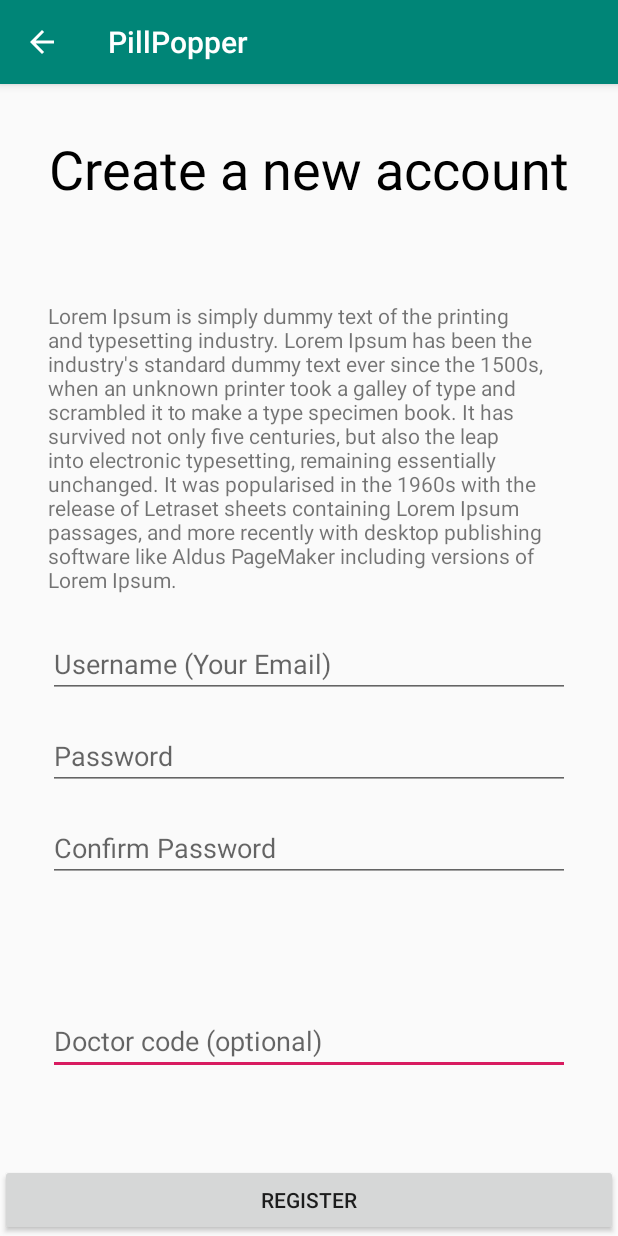
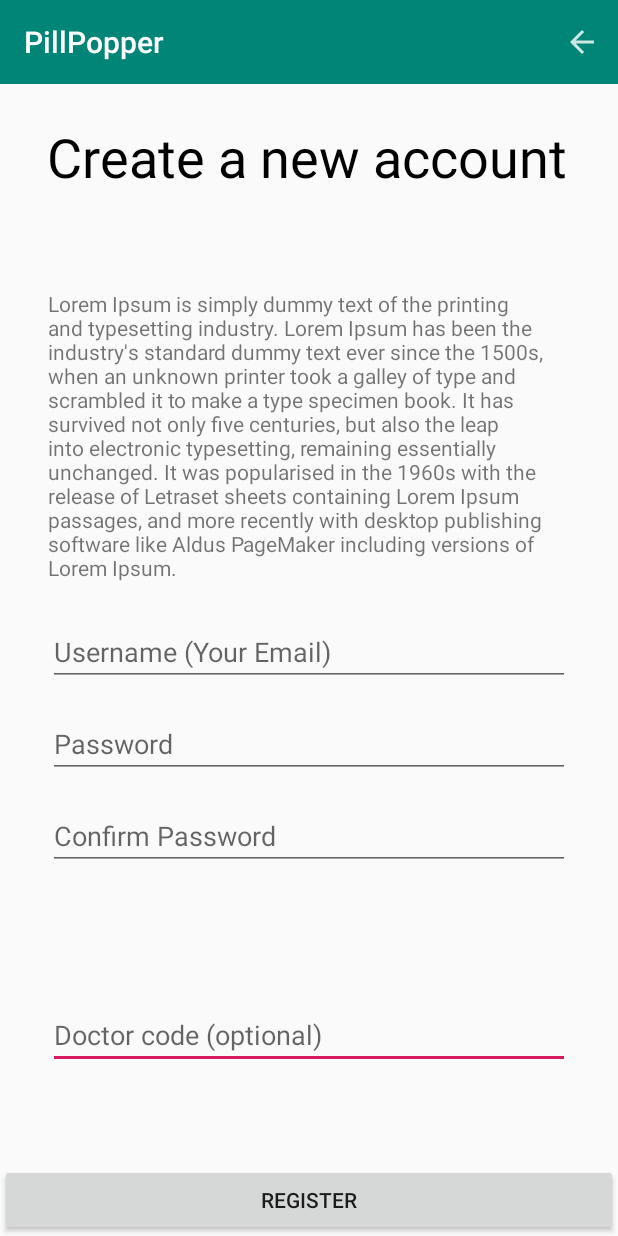
Before and after one commit to zyc1996/CS401_Group3_Project3, an Android app: the LoginRegisterActivity screen opened directly, with no data from a screen before it, on a phone screen of 412 x 824 dp. Run offline under Robolectric (Android 15) with nearby library versions, the phone set to English and light mode, and no system bars; our stand-ins replace Firebase (no records; nobody signed in at launch, a user with empty details on screens opened directly).

Commit message:
First Toolbar Action Complete (Back from Register))

```diff
--- a/app/build.gradle
+++ b/app/build.gradle
@@ -6,7 +6,7 @@ android {
     buildToolsVersion "29.0.2"
     defaultConfig {
         applicationId "cs401.group3.pillpopper"
-        minSdkVersion 19
+        minSdkVersion 23
         targetSdkVersion 29
         versionCode 1
         versionName "1.0"
--- a/app/src/main/java/cs401/group3/pillpopper/ui/LoginRegisterActivity.java
+++ b/app/src/main/java/cs401/group3/pillpopper/ui/LoginRegisterActivity.java
@@ -1,13 +1,21 @@
 package cs401.group3.pillpopper.ui;
 
+import android.annotation.SuppressLint;
+import android.content.Intent;
+import android.os.Build;
 import android.os.Bundle;
 import android.util.Log;
+import android.view.Menu;
+import android.view.MenuItem;
 import android.view.View;
 import android.widget.Button;
 import android.widget.EditText;
 import android.widget.Toast;
+//import android.support.v7.widget.Toolbar;
 
 import androidx.annotation.NonNull;
+import androidx.annotation.RequiresApi;
+import androidx.appcompat.widget.Toolbar;
 import androidx.appcompat.app.AppCompatActivity;
 
 import com.google.android.gms.tasks.OnCompleteListener;
@@ -36,11 +44,34 @@ public class LoginRegisterActivity extends AppCompatActivity implements View.OnC
         super.onCreate(savedInstanceState);
         setContentView(R.layout.activity_login_register);
 
+        // Find the toolbar view inside the activity layout
+        Toolbar toolbar = (Toolbar) findViewById(R.id.toolbar);
+        // Sets the Toolbar to act as the ActionBar for this Activity window.
+        setSupportActionBar(toolbar);
+
         // Get the current login instance from the Firebase Authenticator
         mAuth = FirebaseAuth.getInstance();
 
         // Grab object pointing to button in GUI and register THIS class as its event handler
         ((Button) findViewById(R.id.registerButton)).setOnClickListener(this);
+    }
+
+    // Menu icons are inflated just as they were with actionbar
+    @Override
+    public boolean onCreateOptionsMenu(Menu menu) {
+        // Inflate the menu; this adds items to the action bar if it is present.
+        getMenuInflater().inflate(R.menu.menu_login_register, menu);
+        return true;
+    }
+
+    public void onRegisterBack(MenuItem back) {
+        returnLoginActivity();
+    }
+
+    // Private helper method to launch the register page
+    private void returnLoginActivity() {
+        Intent intent = new Intent(this, LoginStartActivity.class);
+        startActivity(intent);
     }
 
     // When the page starts
--- /dev/null
+++ b/app/src/main/res/drawable-anydpi/ic_menu_back.xml
@@ -0,0 +1,11 @@
+<vector xmlns:android="http://schemas.android.com/apk/res/android"
+    android:width="24dp"
+    android:height="24dp"
+    android:viewportWidth="24"
+    android:viewportHeight="24"
+    android:tint="#FFFFFF"
+    android:alpha="0.8">
+    <path
+        android:fillColor="#FF000000"
+        android:pathData="M20,11H7.83l5.59,-5.59L12,4l-8,8 8,8 1.41,-1.41L7.83,13H20v-2z"/>
+</vector>
--- a/app/src/main/res/layout/activity_login_register.xml
+++ b/app/src/main/res/layout/activity_login_register.xml
@@ -4,7 +4,18 @@
     xmlns:tools="http://schemas.android.com/tools"
     android:layout_width="match_parent"
     android:layout_height="match_parent"
+    android:fitsSystemWindows="true"
     android:orientation="vertical">
+
+    <androidx.appcompat.widget.Toolbar
+        android:id="@+id/toolbar"
+        android:layout_width="match_parent"
+        android:layout_height="wrap_content"
+        android:background="?attr/colorPrimary"
+        android:minHeight="?attr/actionBarSize"
+        app:layout_constraintTop_toTopOf="parent"
+        app:titleTextColor="@android:color/white">
+    </androidx.appcompat.widget.Toolbar>
 
     <EditText
         android:id="@+id/doctorCode"
@@ -72,11 +83,12 @@
         android:id="@+id/registerTitle"
         android:layout_width="wrap_content"
         android:layout_height="wrap_content"
-        android:layout_marginTop="32dp"
+        android:layout_marginTop="80dp"
         android:text="@string/regist_title"
         android:textColor="@android:color/black"
         android:textSize="36sp"
         app:layout_constraintEnd_toEndOf="parent"
+        app:layout_constraintHorizontal_bias="0.475"
         app:layout_constraintStart_toStartOf="parent"
         app:layout_constraintTop_toTopOf="parent" />
 
--- /dev/null
+++ b/app/src/main/res/menu/menu_login_register.xml
@@ -0,0 +1,10 @@
+<?xml version="1.0" encoding="utf-8"?>
+<menu xmlns:android="http://schemas.android.com/apk/res/android"
+    xmlns:app="http://schemas.android.com/apk/res-auto">
+    <item
+        android:id="@+id/registerToolbarBack"
+        android:icon="@drawable/ic_menu_back"
+        android:title="@string/login_register_back_button"
+        android:onClick="onRegisterBack"
+        app:showAsAction="ifRoom|withText" />
+</menu>
--- a/app/src/main/res/values/strings.xml
+++ b/app/src/main/res/values/strings.xml
@@ -40,4 +40,5 @@
     <string name="profile_picture">Profile Picture</string>
     <string name="user_name">User Name</string>
     <string name="doctor_homepage_title">Hi DoctorName</string>
+    <string name="login_register_back_button">Back</string>
 </resources>
--- a/app/src/main/res/values/styles.xml
+++ b/app/src/main/res/values/styles.xml
@@ -1,7 +1,7 @@
 <resources>
 
     <!-- Base application theme. -->
-    <style name="AppTheme" parent="Theme.AppCompat.Light.DarkActionBar">
+    <style name="AppTheme" parent="Theme.AppCompat.Light.NoActionBar">
         <!-- Customize your theme here. -->
         <item name="colorPrimary">@color/colorPrimary</item>
         <item name="colorPrimaryDark">@color/colorPrimaryDark</item>
```
Also changed, not shown: app/src/main/res/drawable-hdpi/ic_menu_back.png (added), app/src/main/res/drawable-mdpi/ic_menu_back.png (added), app/src/main/res/drawable-xhdpi/ic_menu_back.png (added), app/src/main/res/drawable-xxhdpi/ic_menu_back.png (added).
